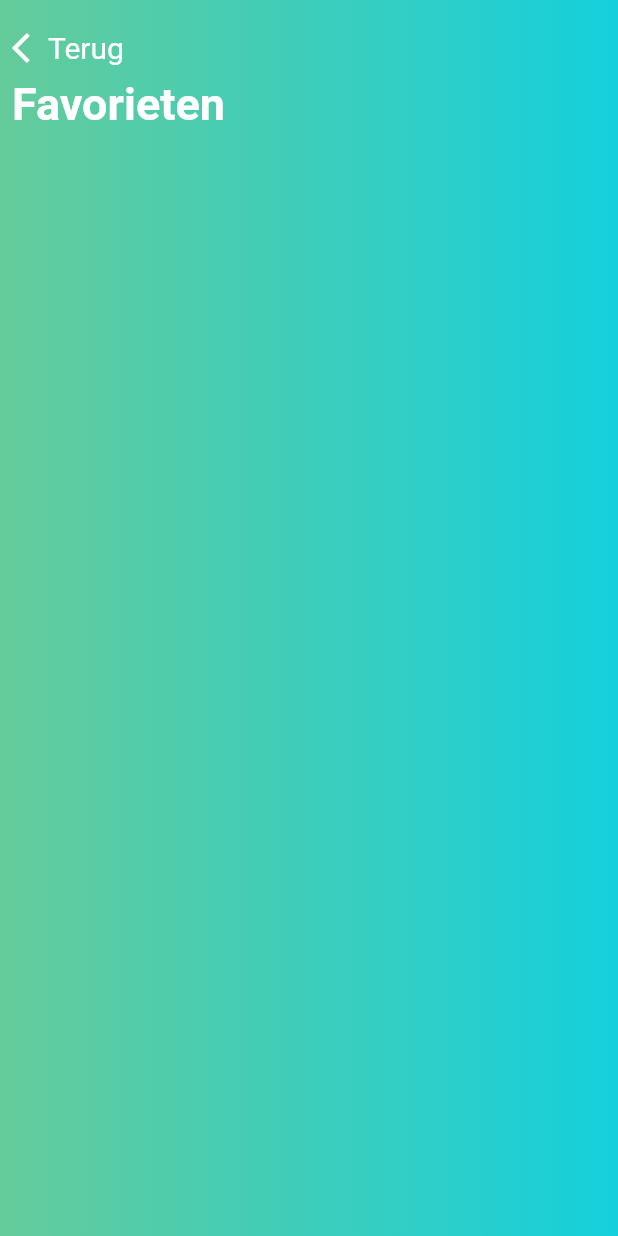
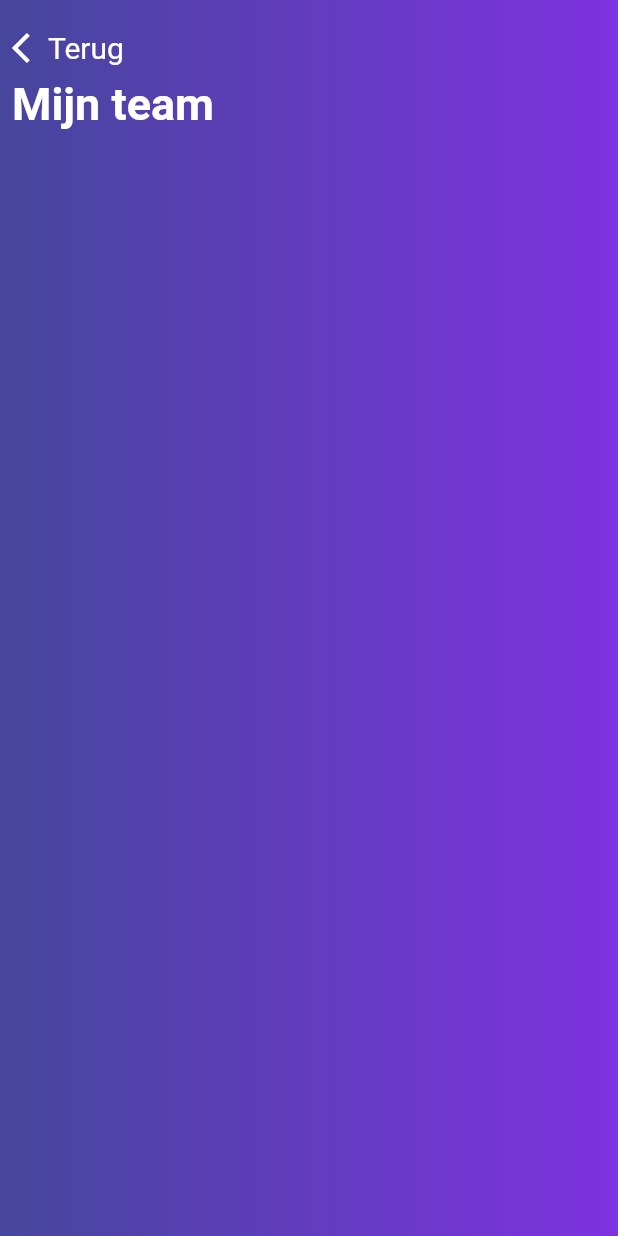
Before and after one commit to YaniMaassenPXL/wisemen_sollicitatie_pokemon_app, a Flutter app: the TeamView screen opened directly, on a phone screen of 412 x 824 dp. Run offline on Flutter 3.47's test engine with Material 2 defaults, Android fonts, the phone set to English and light mode, and no system bars; our stand-ins replace bloc, carousel_slider, equatable, flutter_bloc, hive, hive_flutter and 2 more; accounts and stored records are empty; generated files the repository leaves out were written again; network calls fail.

Commit message:
Changed background color and title on team page

```diff
--- a/lib/team/view/team.dart
+++ b/lib/team/view/team.dart
@@ -33,8 +33,8 @@ class TeamView extends StatelessWidget {
             decoration: const BoxDecoration(
                 gradient: LinearGradient(
                     colors: <Color>[
-                      Color.fromRGBO(101, 203, 154, 1),
-                      Color.fromRGBO(21, 208, 220, 1)
+                      Color.fromRGBO(70, 70, 156, 1),
+                      Color.fromRGBO(126, 50, 224, 1)
                     ]
                 )
             ),
@@ -58,7 +58,7 @@ class TeamView extends StatelessWidget {
                 ),
                 Padding(
                   padding: const EdgeInsets.all(8),
-                  child: Text('Favorieten', style: TextStyle(
+                  child: Text('Mijn team', style: TextStyle(
                       color: Colors.white,
                       fontSize: 30,
                       fontWeight: FontWeight.bold
```
